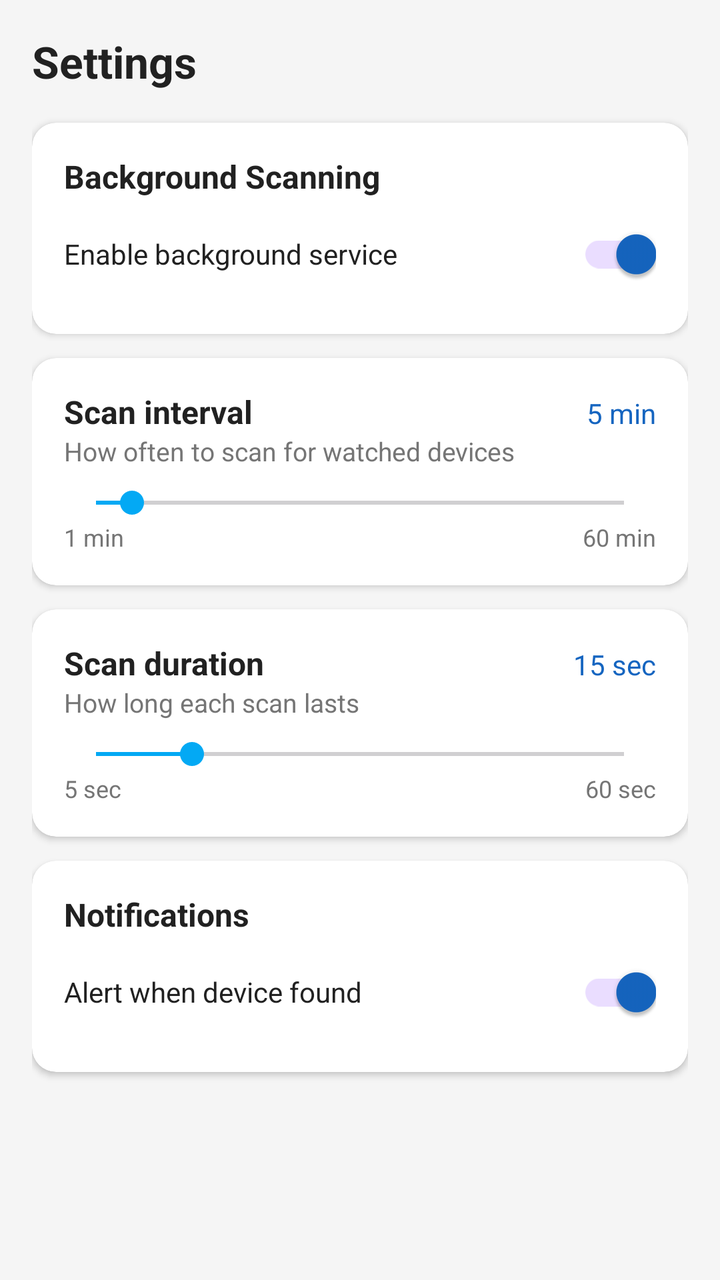
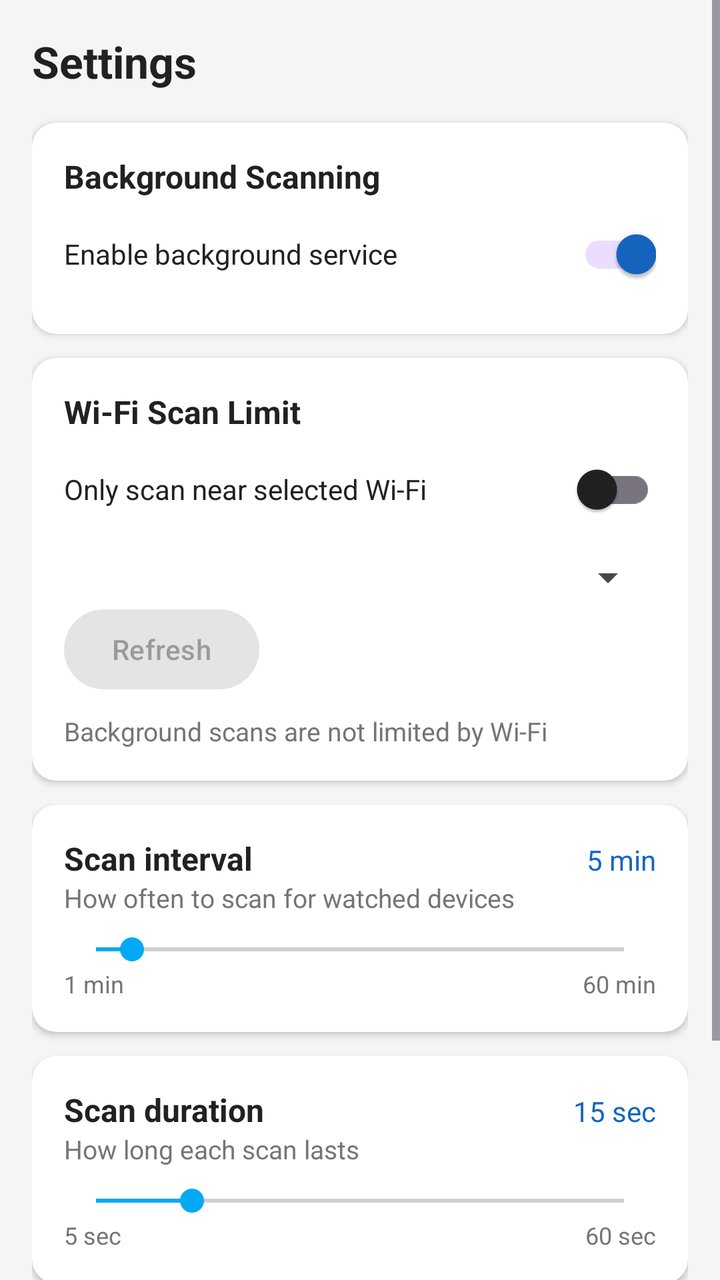

Two renders of the same Android screen: before a commit and after it. Below are the layout's source before the change and the commit's diff.
<!-- AndroidManifest.xml: application theme Theme.BTNotifier -->
<!-- res/layout/fragment_settings.xml -->
<?xml version="1.0" encoding="utf-8"?>
<ScrollView
    xmlns:android="http://schemas.android.com/apk/res/android"
    xmlns:app="http://schemas.android.com/apk/res-auto"
    android:layout_width="match_parent"
    android:layout_height="match_parent"
    android:background="@color/background">

    <LinearLayout
        android:layout_width="match_parent"
        android:layout_height="wrap_content"
        android:orientation="vertical"
        android:padding="16dp">

        <TextView
            android:layout_width="match_parent"
            android:layout_height="wrap_content"
            android:text="Settings"
            android:textSize="22sp"
            android:textStyle="bold"
            android:textColor="@color/on_surface"
            android:paddingBottom="16dp" />

        
        <androidx.cardview.widget.CardView
            android:layout_width="match_parent"
            android:layout_height="wrap_content"
            android:layout_marginBottom="12dp"
            app:cardCornerRadius="12dp"
            app:cardElevation="2dp">

            <LinearLayout
                android:layout_width="match_parent"
                android:layout_height="wrap_content"
                android:orientation="vertical"
                android:padding="16dp">

                <TextView
                    android:layout_width="match_parent"
                    android:layout_height="wrap_content"
                    android:text="Background Scanning"
                    android:textSize="16sp"
                    android:textStyle="bold"
                    android:textColor="@color/on_surface"
                    android:paddingBottom="4dp" />

                <LinearLayout
                    android:layout_width="match_parent"
                    android:layout_height="wrap_content"
                    android:orientation="horizontal"
                    android:gravity="center_vertical">

                    <TextView
                        android:layout_width="0dp"
                        android:layout_height="wrap_content"
                        android:layout_weight="1"
                        android:text="Enable background service"
                        android:textColor="@color/on_surface" />

                    <com.google.android.material.switchmaterial.SwitchMaterial
                        android:id="@+id/switch_service"
                        android:layout_width="wrap_content"
                        android:layout_height="wrap_content"
                        android:checked="true" />
                </LinearLayout>
            </LinearLayout>
        </androidx.cardview.widget.CardView>

        
        <androidx.cardview.widget.CardView
            android:layout_width="match_parent"
            android:layout_height="wrap_content"
            android:layout_marginBottom="12dp"
            app:cardCornerRadius="12dp"
            app:cardElevation="2dp">

            <LinearLayout
                android:layout_width="match_parent"
                android:layout_height="wrap_content"
                android:orientation="vertical"
                android:padding="16dp">

                <LinearLayout
                    android:layout_width="match_parent"
                    android:layout_height="wrap_content"
                    android:orientation="horizontal">

                    <TextView
                        android:layout_width="0dp"
                        android:layout_height="wrap_content"
                        android:layout_weight="1"
                        android:text="Scan interval"
                        android:textSize="16sp"
                        android:textStyle="bold"
                        android:textColor="@color/on_surface" />

                    <TextView
                        android:id="@+id/tv_interval_value"
                        android:layout_width="wrap_content"
                        android:layout_height="wrap_content"
                        android:text="5 min"
                        android:textColor="@color/primary" />
                </LinearLayout>

                <TextView
                    android:layout_width="match_parent"
                    android:layout_height="wrap_content"
                    android:text="How often to scan for watched devices"
                    android:textColor="@color/on_surface_variant"
                    android:textSize="13sp"
                    android:paddingBottom="8dp" />

                <SeekBar
                    android:id="@+id/seek_interval"
                    android:layout_width="match_parent"
                    android:layout_height="wrap_content"
                    android:max="59"
                    android:progress="4" />

                <LinearLayout
                    android:layout_width="match_parent"
                    android:layout_height="wrap_content"
                    android:orientation="horizontal">
                    <TextView
                        android:layout_width="0dp"
                        android:layout_height="wrap_content"
                        android:layout_weight="1"
                        android:text="1 min"
                        android:textSize="12sp"
                        android:textColor="@color/on_surface_variant" />
                    <TextView
                        android:layout_width="wrap_content"
                        android:layout_height="wrap_content"
                        android:text="60 min"
                        android:textSize="12sp"
                        android:textColor="@color/on_surface_variant" />
                </LinearLayout>
            </LinearLayout>
        </androidx.cardview.widget.CardView>

        
        <androidx.cardview.widget.CardView
            android:layout_width="match_parent"
            android:layout_height="wrap_content"
            android:layout_marginBottom="12dp"
            app:cardCornerRadius="12dp"
            app:cardElevation="2dp">

            <LinearLayout
                android:layout_width="match_parent"
                android:layout_height="wrap_content"
                android:orientation="vertical"
                android:padding="16dp">

                <LinearLayout
                    android:layout_width="match_parent"
                    android:layout_height="wrap_content"
                    android:orientation="horizontal">

                    <TextView
                        android:layout_width="0dp"
                        android:layout_height="wrap_content"
                        android:layout_weight="1"
                        android:text="Scan duration"
                        android:textSize="16sp"
                        android:textStyle="bold"
                        android:textColor="@color/on_surface" />

                    <TextView
                        android:id="@+id/tv_duration_value"
                        android:layout_width="wrap_content"
                        android:layout_height="wrap_content"
                        android:text="15 sec"
                        android:textColor="@color/primary" />
                </LinearLayout>

                <TextView
                    android:layout_width="match_parent"
                    android:layout_height="wrap_content"
                    android:text="How long each scan lasts"
                    android:textColor="@color/on_surface_variant"
                    android:textSize="13sp"
                    android:paddingBottom="8dp" />

                <SeekBar
                    android:id="@+id/seek_duration"
                    android:layout_width="match_parent"
                    android:layout_height="wrap_content"
                    android:max="11"
                    android:progress="2" />

                <LinearLayout
                    android:layout_width="match_parent"
                    android:layout_height="wrap_content"
                    android:orientation="horizontal">
                    <TextView
                        android:layout_width="0dp"
                        android:layout_height="wrap_content"
                        android:layout_weight="1"
                        android:text="5 sec"
                        android:textSize="12sp"
                        android:textColor="@color/on_surface_variant" />
                    <TextView
                        android:layout_width="wrap_content"
                        android:layout_height="wrap_content"
                        android:text="60 sec"
                        android:textSize="12sp"
                        android:textColor="@color/on_surface_variant" />
                </LinearLayout>
            </LinearLayout>
        </androidx.cardview.widget.CardView>

        
        <androidx.cardview.widget.CardView
            android:layout_width="match_parent"
            android:layout_height="wrap_content"
            android:layout_marginBottom="12dp"
            app:cardCornerRadius="12dp"
            app:cardElevation="2dp">

            <LinearLayout
                android:layout_width="match_parent"
                android:layout_height="wrap_content"
                android:orientation="vertical"
                android:padding="16dp">

                <TextView
                    android:layout_width="match_parent"
                    android:layout_height="wrap_content"
                    android:text="Notifications"
                    android:textSize="16sp"
                    android:textStyle="bold"
                    android:textColor="@color/on_surface"
                    android:paddingBottom="4dp" />

                <LinearLayout
                    android:layout_width="match_parent"
                    android:layout_height="wrap_content"
                    android:orientation="horizontal"
                    android:gravity="center_vertical">

                    <TextView
                        android:layout_width="0dp"
                        android:layout_height="wrap_content"
                        android:layout_weight="1"
                        android:text="Alert when device found"
                        android:textColor="@color/on_surface" />

                    <com.google.android.material.switchmaterial.SwitchMaterial
                        android:id="@+id/switch_notify"
                        android:layout_width="wrap_content"
                        android:layout_height="wrap_content"
                        android:checked="true" />
                </LinearLayout>
            </LinearLayout>
        </androidx.cardview.widget.CardView>

    </LinearLayout>
</ScrollView>
<!-- resources referenced by this layout -->
<resources>
  <color name="background">#F5F5F5</color>
  <color name="on_surface">#212121</color>
  <color name="on_surface_variant">#757575</color>
  <color name="primary">#1565C0</color>
  <style name="Theme.BTNotifier" parent="Theme.Material3.DayNight.NoActionBar">
          <item name="colorPrimary">@color/primary</item>
          <item name="colorPrimaryVariant">@color/primary_variant</item>
          <item name="colorOnPrimary">@color/on_primary</item>
          <item name="colorSecondary">@color/secondary</item>
          <item name="colorOnSecondary">@color/on_secondary</item>
          <item name="colorError">@color/error</item>
          <item name="colorOnError">@color/on_error</item>
          <item name="android:colorBackground">@color/background</item>
          <item name="colorOnBackground">@color/on_background</item>
          <item name="colorSurface">@color/surface</item>
          <item name="colorOnSurface">@color/on_surface</item>
      </style>
  <color name="primary_variant">#0D47A1</color>
  <color name="on_primary">#FFFFFF</color>
  <color name="secondary">#03A9F4</color>
  <color name="on_secondary">#000000</color>
  <color name="error">#B00020</color>
  <color name="on_error">#FFFFFF</color>
  <color name="on_background">#000000</color>
  <color name="surface">#FFFFFF</color>
</resources>

<!-- the commit's change to res/layout/fragment_settings.xml (unified diff, before → after) -->
@@ -80,6 +80,74 @@
                 android:orientation="vertical"
                 android:padding="16dp">
 
+                <TextView
+                    android:layout_width="match_parent"
+                    android:layout_height="wrap_content"
+                    android:text="Wi-Fi Scan Limit"
+                    android:textSize="16sp"
+                    android:textStyle="bold"
+                    android:textColor="@color/on_surface"
+                    android:paddingBottom="4dp" />
+
+                <LinearLayout
+                    android:layout_width="match_parent"
+                    android:layout_height="wrap_content"
+                    android:orientation="horizontal"
+                    android:gravity="center_vertical"
+                    android:paddingBottom="8dp">
+
+                    <TextView
+                        android:layout_width="0dp"
+                        android:layout_height="wrap_content"
+                        android:layout_weight="1"
+                        android:text="Only scan near selected Wi-Fi"
+                        android:textColor="@color/on_surface" />
+
+                    <com.google.android.material.switchmaterial.SwitchMaterial
+                        android:id="@+id/switch_wifi_gate"
+                        android:layout_width="wrap_content"
+                        android:layout_height="wrap_content" />
+                </LinearLayout>
+
+                <Spinner
+                    android:id="@+id/spinner_wifi_network"
+                    android:layout_width="match_parent"
+                    android:layout_height="wrap_content"
+                    android:enabled="false"
+                    android:paddingBottom="8dp" />
+
+                <Button
+                    android:id="@+id/btn_refresh_wifi"
+                    android:layout_width="wrap_content"
+                    android:layout_height="wrap_content"
+                    android:enabled="false"
+                    android:text="Refresh" />
+
+                <TextView
+                    android:id="@+id/tv_wifi_gate_status"
+                    android:layout_width="match_parent"
+                    android:layout_height="wrap_content"
+                    android:text="Background scans are not limited by Wi-Fi"
+                    android:textColor="@color/on_surface_variant"
+                    android:textSize="13sp"
+                    android:paddingTop="8dp" />
+            </LinearLayout>
+        </androidx.cardview.widget.CardView>
+
+        
+        <androidx.cardview.widget.CardView
+            android:layout_width="match_parent"
+            android:layout_height="wrap_content"
+            android:layout_marginBottom="12dp"
+            app:cardCornerRadius="12dp"
+            app:cardElevation="2dp">
+
+            <LinearLayout
+                android:layout_width="match_parent"
+                android:layout_height="wrap_content"
+                android:orientation="vertical"
+                android:padding="16dp">
+
                 <LinearLayout
                     android:layout_width="match_parent"
                     android:layout_height="wrap_content"
